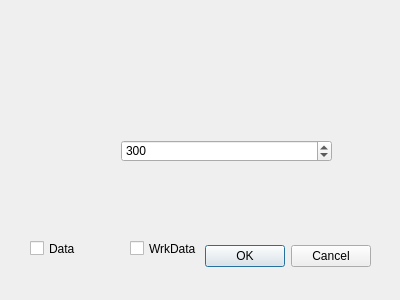
The window that wftexaminer.ui (githubdoe/DFTFringe) describes before a commit, drawn with Qt 5.
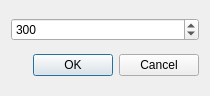
The same window after the commit.

The edit to the form file:
```diff
--- a/wftexaminer.ui
+++ b/wftexaminer.ui
@@ -6,71 +6,35 @@
    <rect>
     <x>0</x>
     <y>0</y>
-    <width>400</width>
-    <height>300</height>
+    <width>210</width>
+    <height>96</height>
    </rect>
   </property>
   <property name="windowTitle">
    <string>Dialog</string>
   </property>
-  <widget class="QDialogButtonBox" name="buttonBox">
-   <property name="geometry">
-    <rect>
-     <x>30</x>
-     <y>240</y>
-     <width>341</width>
-     <height>32</height>
-    </rect>
-   </property>
-   <property name="orientation">
-    <enum>Qt::Horizontal</enum>
-   </property>
-   <property name="standardButtons">
-    <set>QDialogButtonBox::Cancel|QDialogButtonBox::Ok</set>
-   </property>
-  </widget>
-  <widget class="QCheckBox" name="Datacb">
-   <property name="geometry">
-    <rect>
-     <x>30</x>
-     <y>240</y>
-     <width>70</width>
-     <height>17</height>
-    </rect>
-   </property>
-   <property name="text">
-    <string>Data</string>
-   </property>
-  </widget>
-  <widget class="QCheckBox" name="wrkDatacb">
-   <property name="geometry">
-    <rect>
-     <x>130</x>
-     <y>240</y>
-     <width>70</width>
-     <height>17</height>
-    </rect>
-   </property>
-   <property name="text">
-    <string>WrkData</string>
-   </property>
-  </widget>
-  <widget class="QSpinBox" name="spinBox">
-   <property name="geometry">
-    <rect>
-     <x>121</x>
-     <y>140</y>
-     <width>211</width>
-     <height>22</height>
-    </rect>
-   </property>
-   <property name="maximum">
-    <number>700</number>
-   </property>
-   <property name="value">
-    <number>300</number>
-   </property>
-  </widget>
+  <layout class="QVBoxLayout" name="verticalLayout">
+   <item>
+    <widget class="QSpinBox" name="spinBox">
+     <property name="maximum">
+      <number>700</number>
+     </property>
+     <property name="value">
+      <number>300</number>
+     </property>
+    </widget>
+   </item>
+   <item>
+    <widget class="QDialogButtonBox" name="buttonBox">
+     <property name="orientation">
+      <enum>Qt::Horizontal</enum>
+     </property>
+     <property name="standardButtons">
+      <set>QDialogButtonBox::Cancel|QDialogButtonBox::Ok</set>
+     </property>
+    </widget>
+   </item>
+  </layout>
  </widget>
  <resources/>
  <connections>
```
